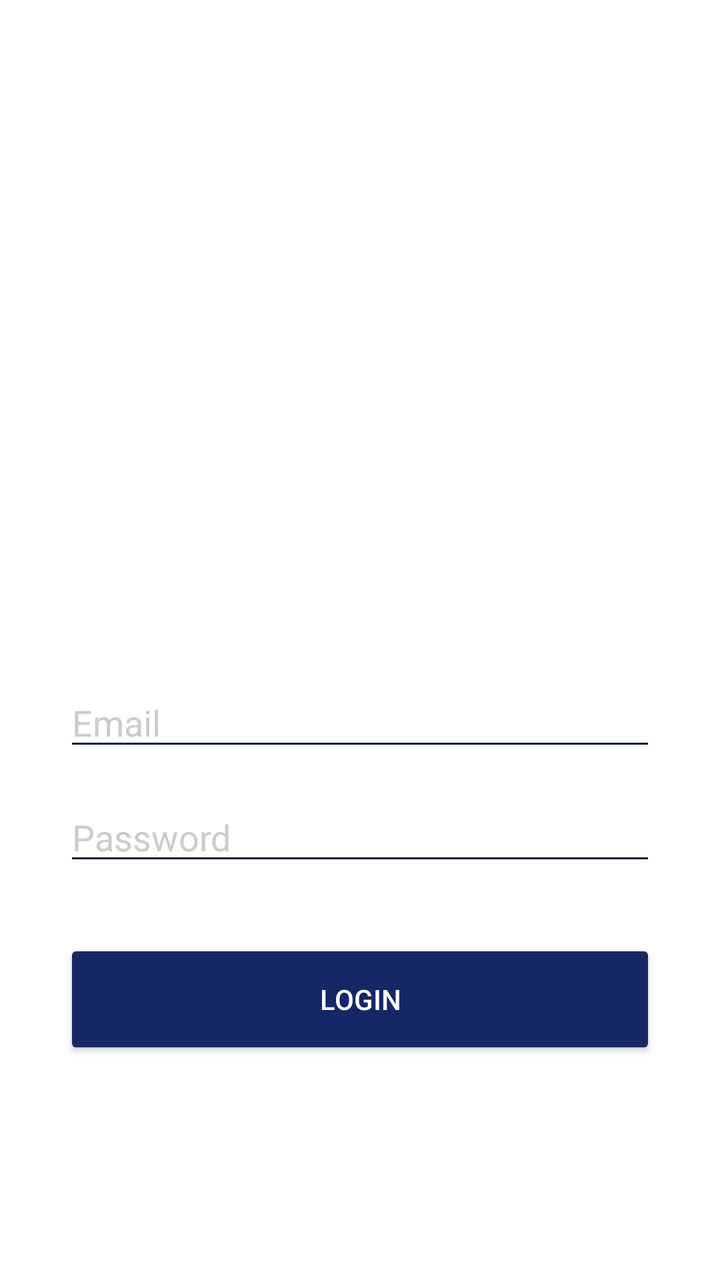
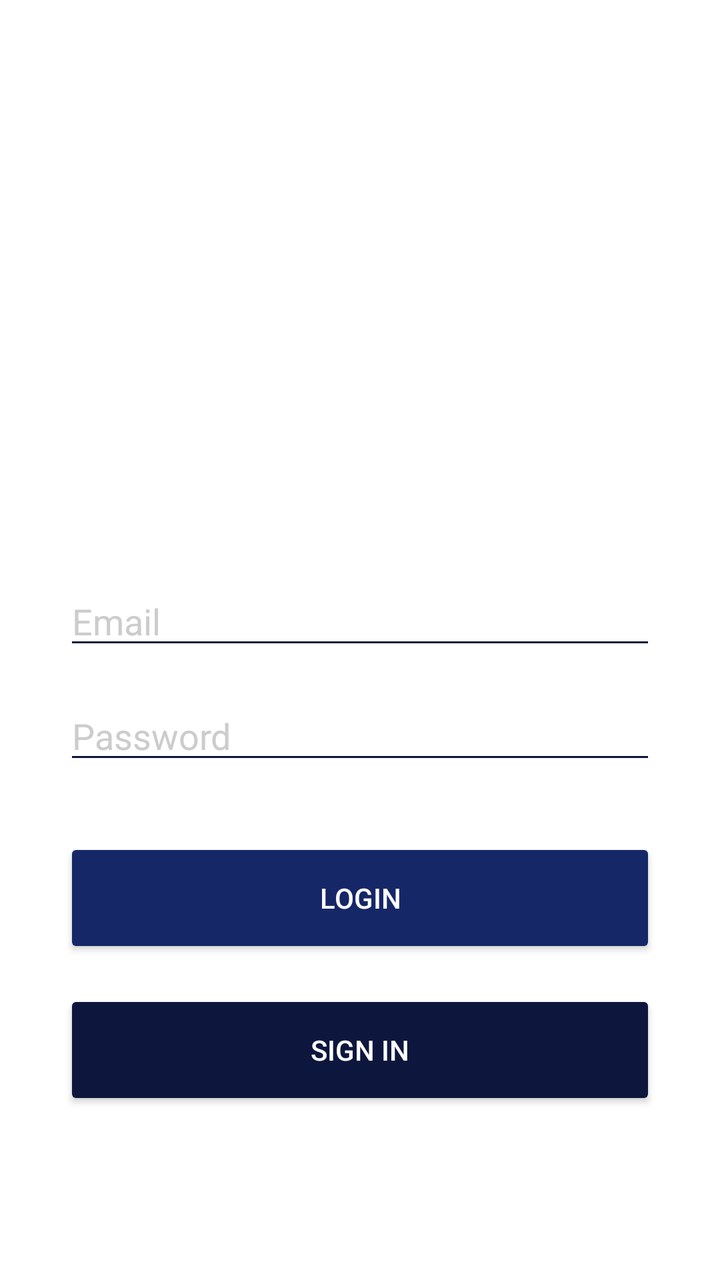

Before-and-after screenshots of an Android layout around one commit, followed by the original layout XML and the change that was made.
<!-- AndroidManifest.xml: application theme Theme.WazeProjectDan -->
<!-- res/layout/activity_login.xml -->
<?xml version="1.0" encoding="utf-8"?>
<androidx.constraintlayout.widget.ConstraintLayout xmlns:android="http://schemas.android.com/apk/res/android"
    xmlns:app="http://schemas.android.com/apk/res-auto"
    xmlns:tools="http://schemas.android.com/tools"
    android:id="@+id/main"
    android:layout_width="match_parent"
    android:layout_height="match_parent"
    android:background="@color/white"
    tools:context=".login">

    <ImageView
        android:id="@+id/logoImageView"
        android:layout_width="150dp"
        android:layout_height="150dp"
        app:tint="@color/dark_blue"
        app:layout_constraintTop_toTopOf="parent"
        app:layout_constraintStart_toStartOf="parent"
        app:layout_constraintEnd_toEndOf="parent"
        app:layout_constraintBottom_toTopOf="@id/linearLayout" />

    <LinearLayout
        android:id="@+id/linearLayout"
        android:layout_width="match_parent"
        android:layout_height="wrap_content"
        android:orientation="vertical"
        android:padding="32dp"
        app:layout_constraintBottom_toBottomOf="parent"
        app:layout_constraintTop_toBottomOf="@id/logoImageView">

        <EditText
            android:id="@+id/editTextTextEmailAddress"
            android:layout_width="match_parent"
            android:layout_height="wrap_content"
            android:backgroundTint="@color/dark_blue"
            android:ems="10"
            android:hint="Email"
            android:inputType="textEmailAddress"
            android:textColor="@color/dark_blue"
            android:textColorHint="@color/gray" />

        <EditText
            android:id="@+id/editTextTextPassword"
            android:layout_width="match_parent"
            android:layout_height="wrap_content"
            android:layout_marginTop="16dp"
            android:backgroundTint="@color/dark_blue"
            android:ems="10"
            android:hint="Password"
            android:inputType="textPassword"
            android:textColor="@color/dark_blue"
            android:textColorHint="@color/gray" />

        <Button
            android:id="@+id/button"
            android:layout_width="match_parent"
            android:layout_height="60dp"
            android:layout_marginTop="32dp"
            android:backgroundTint="@color/blue"
            android:text="Login"
            android:textColor="@color/white" />
    </LinearLayout>

</androidx.constraintlayout.widget.ConstraintLayout>
<!-- resources referenced by this layout -->
<resources>
  <color name="blue">#162767</color>
  <color name="dark_blue">#0D173D</color>
  <color name="gray">#CCCCCC</color>
  <color name="white">#FFFFFF</color>
  <style name="Theme.WazeProjectDan" parent="Base.Theme.WazeProjectDan" />
  <style name="Base.Theme.WazeProjectDan" parent="Theme.Material3.DayNight.NoActionBar">
          
          <item name="colorPrimary">@color/dark_blue</item>
          <item name="colorPrimaryVariant">@color/blue</item>
          <item name="android:statusBarColor">@color/white</item>
          <item name="android:windowLightStatusBar">true</item>
      </style>
</resources>

<!-- the commit's change to res/layout/activity_login.xml (unified diff, before → after) -->
@@ -58,6 +58,15 @@
             android:backgroundTint="@color/blue"
             android:text="Login"
             android:textColor="@color/white" />
+
+        <Button
+            android:id="@+id/signin_button"
+            android:layout_width="match_parent"
+            android:layout_height="60dp"
+            android:layout_marginTop="16dp"
+            android:backgroundTint="@color/dark_blue"
+            android:text="Sign In"
+            android:textColor="@color/white" />
     </LinearLayout>
 
 </androidx.constraintlayout.widget.ConstraintLayout>
